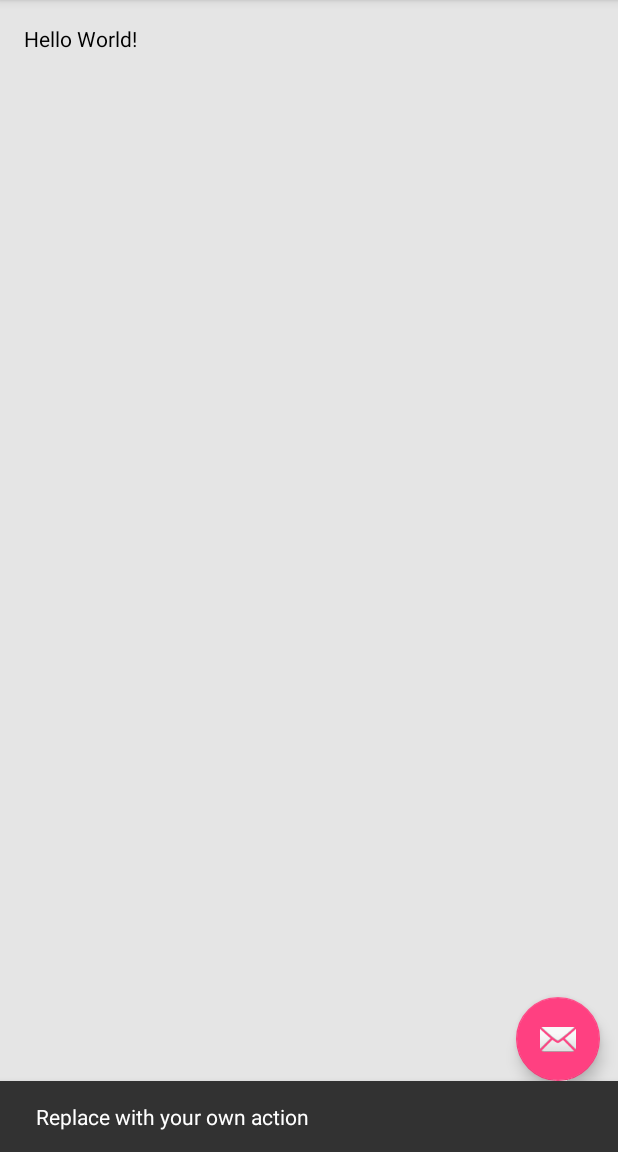
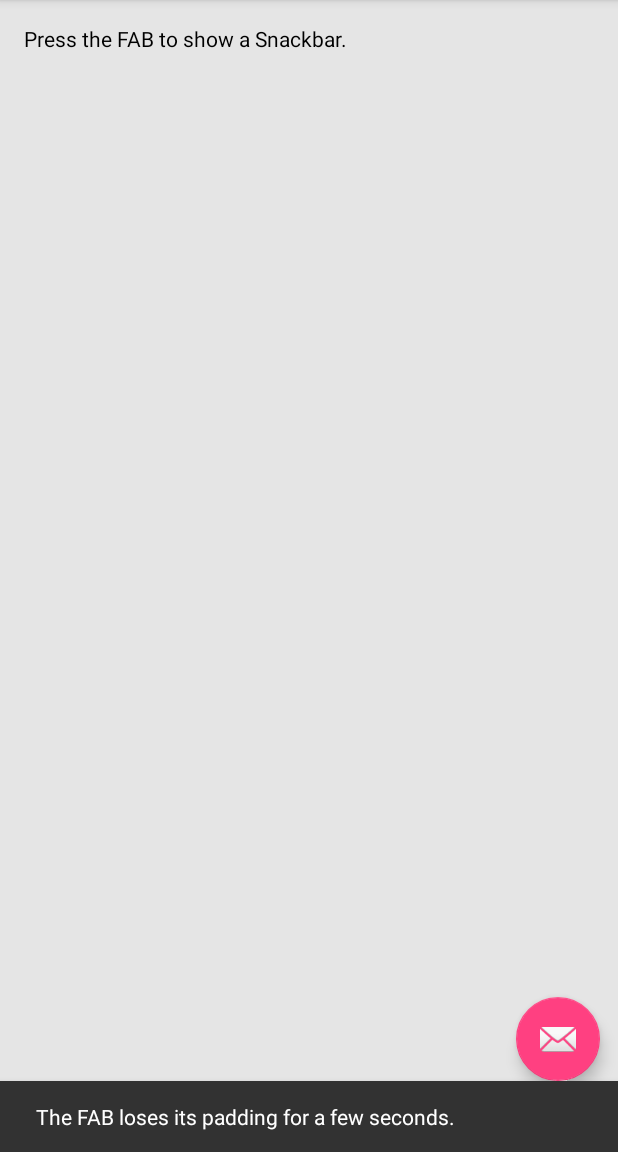
Before and after one commit to ronaldsmartin/android-issue-221397, an Android app: the screen it shows after launch (MainActivity), after a tap on an icon or button, on a phone screen of 412 x 824 dp, the part 84-1236 px from its top. Run offline under Robolectric (Android 15) with nearby library versions, the phone set to English and light mode, and no system bars.

Commit message:
Add in-app instructions for reproducing the issue.

```diff
--- a/app/src/main/java/com/itsronald/issue221397/MainActivity.java
+++ b/app/src/main/java/com/itsronald/issue221397/MainActivity.java
@@ -22,8 +22,9 @@ public class MainActivity extends AppCompatActivity {
         fab.setOnClickListener(new View.OnClickListener() {
             @Override
             public void onClick(View view) {
-                Snackbar.make(view, "Replace with your own action", Snackbar.LENGTH_LONG)
-                        .setAction("Action", null).show();
+                String snackbarMessage = getString(R.string.snackbar_message);
+                Snackbar.make(view, snackbarMessage, Snackbar.LENGTH_LONG)
+                        .show();
             }
         });
     }
--- a/app/src/main/res/layout/content_main.xml
+++ b/app/src/main/res/layout/content_main.xml
@@ -18,5 +18,5 @@
         android:layout_width="wrap_content"
         android:layout_height="wrap_content"
         android:textColor="@android:color/primary_text_light"
-        android:text="Hello World!" />
+        android:text="@string/instructions" />
 </RelativeLayout>
--- a/app/src/main/res/values/strings.xml
+++ b/app/src/main/res/values/strings.xml
@@ -1,4 +1,7 @@
 <resources>
     <string name="app_name">Issue 221397</string>
     <string name="action_settings">Settings</string>
+
+    <string name="instructions">Press the FAB to show a Snackbar.</string>
+    <string name="snackbar_message">The FAB loses its padding for a few seconds.</string>
 </resources>
```
